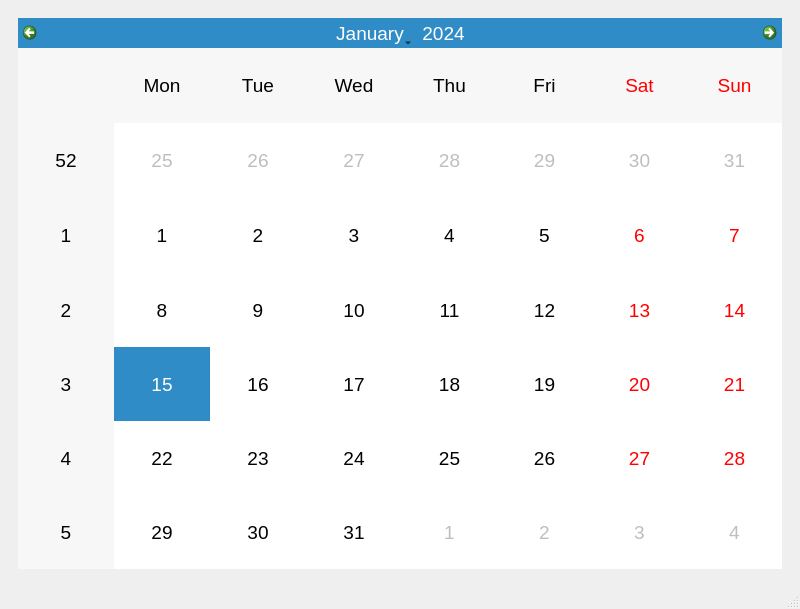
This is Calendar/calendar.ui in decinx1/Sistema-hidrop-nico-Monitoreado as Qt 5 draws it before an edit. The edited form follows.
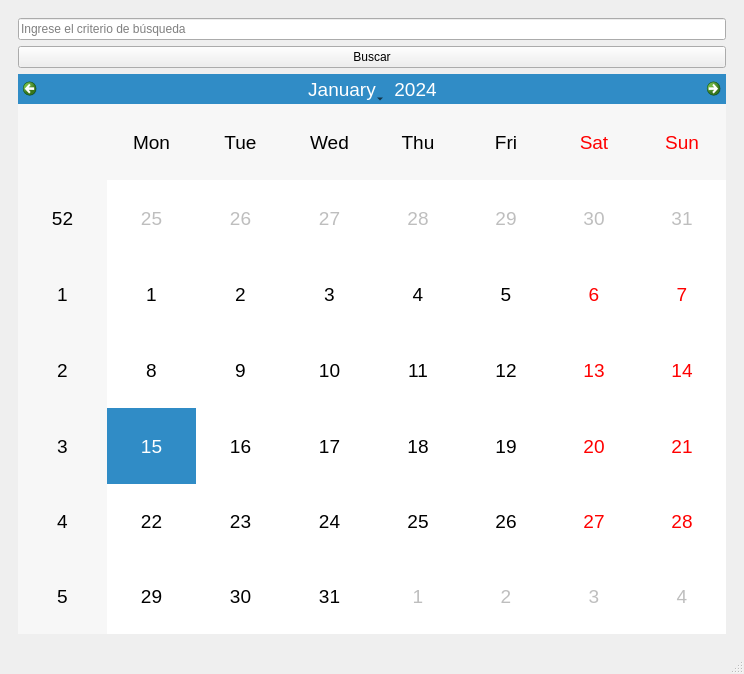
This is the edited form.

The edit to the form file:
```diff
--- a/Calendar/calendar.ui
+++ b/Calendar/calendar.ui
@@ -6,8 +6,8 @@
    <rect>
     <x>0</x>
     <y>0</y>
-    <width>800</width>
-    <height>609</height>
+    <width>744</width>
+    <height>674</height>
    </rect>
   </property>
   <property name="windowTitle">
@@ -18,6 +18,20 @@
     <item>
      <widget class="QWidget" name="widget" native="true">
       <layout class="QVBoxLayout" name="verticalLayout_2">
+       <item>
+        <widget class="QLineEdit" name="lineEditSearch">
+         <property name="placeholderText">
+          <string>Ingrese el criterio de búsqueda</string>
+         </property>
+        </widget>
+       </item>
+       <item>
+        <widget class="QPushButton" name="pushButtonSearch">
+         <property name="text">
+          <string>Buscar</string>
+         </property>
+        </widget>
+       </item>
        <item>
         <widget class="QCalendarWidget" name="calendarWidget">
          <property name="styleSheet">
```
Left out of the diff: 2 changed lines with no effect on the pictures.
